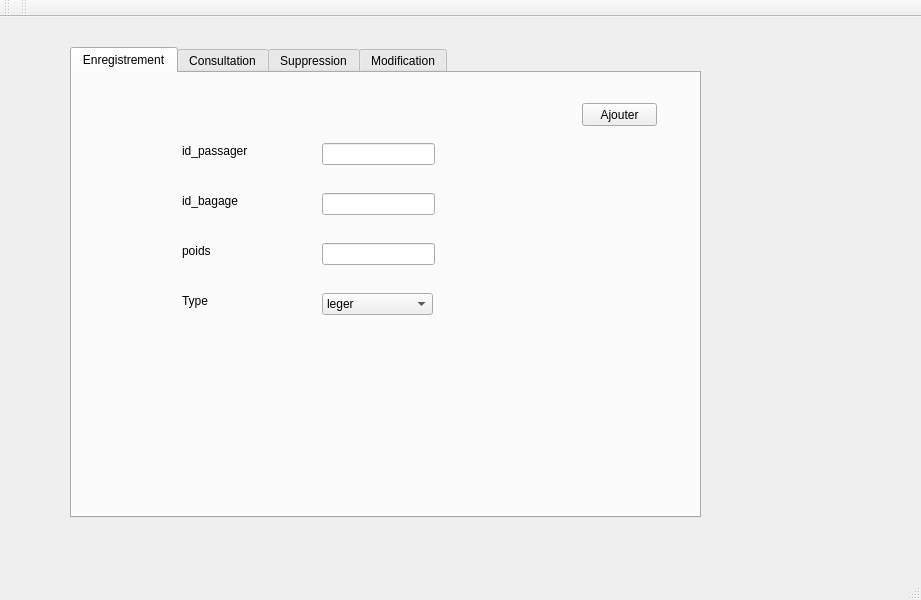
First picture: the form in mainwindow.ui, repository anasjoo/projet_Airport1, before the edit.
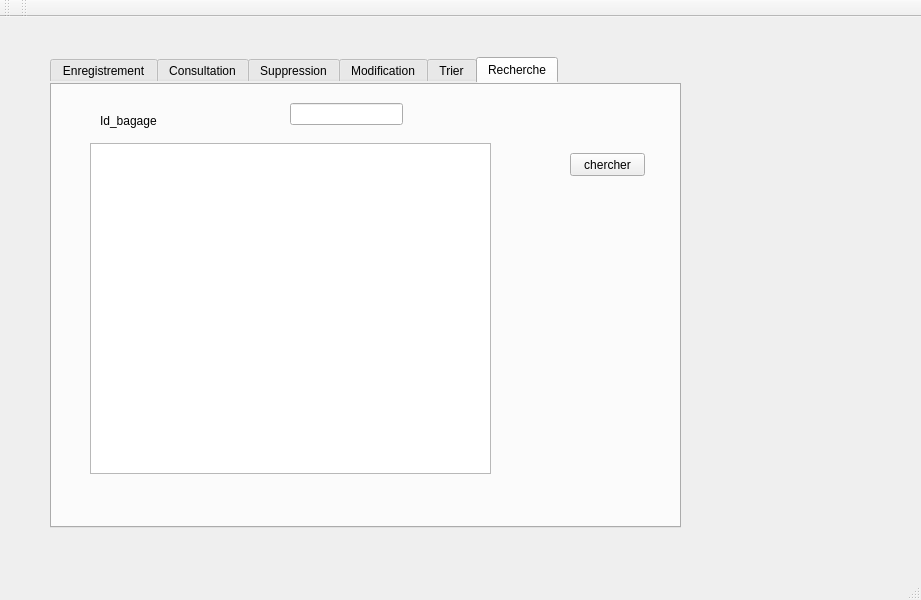
Second picture: the form after the edit. The open tabs and pages were chosen to show the change. Icons and pictures are not drawn.

What changed in the file:
```diff
--- a/mainwindow.ui
+++ b/mainwindow.ui
@@ -10,16 +10,23 @@
     <height>600</height>
    </rect>
   </property>
+  <property name="styleSheet">
+   <string notr="true"/>
+  </property>
   <widget class="QWidget" name="centralWidget">
    <widget class="QTabWidget" name="Bagage">
     <property name="geometry">
      <rect>
-      <x>70</x>
-      <y>30</y>
+      <x>50</x>
+      <y>40</y>
       <width>631</width>
       <height>471</height>
      </rect>
     </property>
+    <property name="styleSheet">
+     <string notr="true">border-color: rgb(0, 255, 255);
+</string>
+    </property>
     <property name="currentIndex">
      <number>1</number>
     </property>
@@ -329,6 +336,120 @@
       </property>
       <property name="text">
        <string>id_passager</string>
+      </property>
+     </widget>
+     <widget class="QLabel" name="label_3">
+      <property name="geometry">
+       <rect>
+        <x>430</x>
+        <y>180</y>
+        <width>181</width>
+        <height>251</height>
+       </rect>
+      </property>
+      <property name="text">
+       <string/>
+      </property>
+      <property name="pixmap">
+       <pixmap>../../Downloads/smartaer (3).png</pixmap>
+      </property>
+     </widget>
+    </widget>
+    <widget class="QWidget" name="tab">
+     <attribute name="title">
+      <string>Trier</string>
+     </attribute>
+     <widget class="QTableView" name="triBagage">
+      <property name="geometry">
+       <rect>
+        <x>20</x>
+        <y>20</y>
+        <width>581</width>
+        <height>351</height>
+       </rect>
+      </property>
+     </widget>
+     <widget class="QPushButton" name="TriBouton">
+      <property name="geometry">
+       <rect>
+        <x>360</x>
+        <y>390</y>
+        <width>93</width>
+        <height>28</height>
+       </rect>
+      </property>
+      <property name="text">
+       <string>Trier</string>
+      </property>
+     </widget>
+    </widget>
+    <widget class="QWidget" name="tab_2">
+     <attribute name="title">
+      <string>Recherche</string>
+     </attribute>
+     <widget class="QLineEdit" name="id_bagageRecherche">
+      <property name="geometry">
+       <rect>
+        <x>240</x>
+        <y>20</y>
+        <width>113</width>
+        <height>22</height>
+       </rect>
+      </property>
+      <property name="text">
+       <string/>
+      </property>
+     </widget>
+     <widget class="QLabel" name="id_bagageD_4">
+      <property name="geometry">
+       <rect>
+        <x>50</x>
+        <y>30</y>
+        <width>81</width>
+        <height>16</height>
+       </rect>
+      </property>
+      <property name="text">
+       <string>Id_bagage</string>
+      </property>
+     </widget>
+     <widget class="QPushButton" name="recherche">
+      <property name="geometry">
+       <rect>
+        <x>520</x>
+        <y>70</y>
+        <width>75</width>
+        <height>23</height>
+       </rect>
+      </property>
+      <property name="text">
+       <string>chercher</string>
+      </property>
+     </widget>
+     <widget class="QTableView" name="viewBagageRecherche">
+      <property name="geometry">
+       <rect>
+        <x>40</x>
+        <y>60</y>
+        <width>401</width>
+        <height>331</height>
+       </rect>
+      </property>
+     </widget>
+     <widget class="QLabel" name="label_4">
+      <property name="geometry">
+       <rect>
+        <x>450</x>
+        <y>190</y>
+        <width>181</width>
+        <height>251</height>
+       </rect>
+      </property>
+      <property name="text">
+       <string/>
+      </property>
+      <property name="pixmap">
+       <pixmap>../../Downloads/smartaer (3).png</pixmap>
       </property>
      </widget>
     </widget>
```
Left out of the diff: 59 changed lines with no effect on the pictures.
